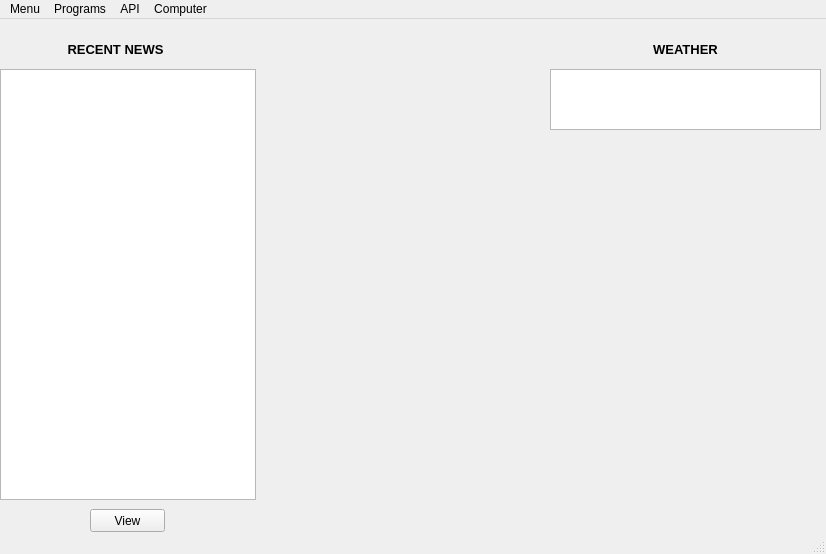
This is ui/main.ui in DaveLeroy64/desktop-gui as Qt 5 draws it before an edit. The edited form follows.
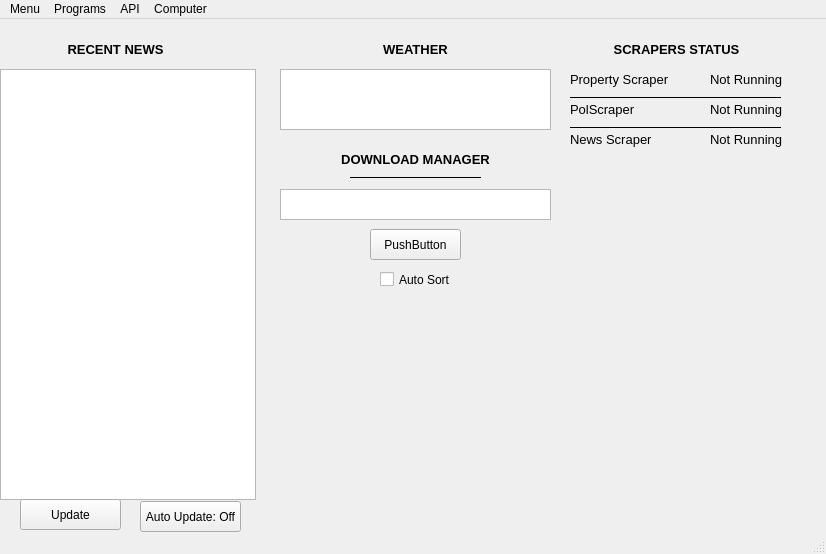
This is the edited form.

Commit message: DT add download manager and scraper status to main window, failed attempt at refresh thread for scraper statuses

```diff
--- a/ui/main.ui
+++ b/ui/main.ui
@@ -27,7 +27,7 @@
    <widget class="QTextBrowser" name="weather_text_browser">
     <property name="geometry">
      <rect>
-      <x>550</x>
+      <x>280</x>
       <y>50</y>
       <width>271</width>
       <height>61</height>
@@ -60,7 +60,7 @@
    <widget class="QLabel" name="weather_label">
     <property name="geometry">
      <rect>
-      <x>630</x>
+      <x>360</x>
       <y>20</y>
       <width>111</width>
       <height>21</height>
@@ -83,14 +83,295 @@
    <widget class="QPushButton" name="view_news_button">
     <property name="geometry">
      <rect>
-      <x>90</x>
-      <y>490</y>
-      <width>75</width>
-      <height>23</height>
+      <x>20</x>
+      <y>480</y>
+      <width>101</width>
+      <height>31</height>
      </rect>
     </property>
     <property name="text">
-     <string>View</string>
+     <string>Update</string>
+    </property>
+   </widget>
+   <widget class="QLabel" name="weather_label_2">
+    <property name="geometry">
+     <rect>
+      <x>340</x>
+      <y>130</y>
+      <width>151</width>
+      <height>21</height>
+     </rect>
+    </property>
+    <property name="font">
+     <font>
+      <pointsize>10</pointsize>
+      <weight>75</weight>
+      <bold>true</bold>
+     </font>
+    </property>
+    <property name="text">
+     <string>DOWNLOAD MANAGER</string>
+    </property>
+    <property name="alignment">
+     <set>Qt::AlignCenter</set>
+    </property>
+   </widget>
+   <widget class="Line" name="line">
+    <property name="geometry">
+     <rect>
+      <x>350</x>
+      <y>150</y>
+      <width>131</width>
+      <height>16</height>
+     </rect>
+    </property>
+    <property name="frameShadow">
+     <enum>QFrame::Plain</enum>
+    </property>
+    <property name="orientation">
+     <enum>Qt::Horizontal</enum>
+    </property>
+   </widget>
+   <widget class="QTableWidget" name="tableWidget">
+    <property name="geometry">
+     <rect>
+      <x>280</x>
+      <y>170</y>
+      <width>271</width>
+      <height>31</height>
+     </rect>
+    </property>
+   </widget>
+   <widget class="QPushButton" name="pushButton">
+    <property name="geometry">
+     <rect>
+      <x>370</x>
+      <y>210</y>
+      <width>91</width>
+      <height>31</height>
+     </rect>
+    </property>
+    <property name="text">
+     <string>PushButton</string>
+    </property>
+   </widget>
+   <widget class="QCheckBox" name="checkBox">
+    <property name="geometry">
+     <rect>
+      <x>380</x>
+      <y>250</y>
+      <width>71</width>
+      <height>21</height>
+     </rect>
+    </property>
+    <property name="text">
+     <string>Auto Sort</string>
+    </property>
+   </widget>
+   <widget class="QPushButton" name="view_news_button_2">
+    <property name="geometry">
+     <rect>
+      <x>140</x>
+      <y>482</y>
+      <width>101</width>
+      <height>31</height>
+     </rect>
+    </property>
+    <property name="text">
+     <string>Auto Update: Off</string>
+    </property>
+   </widget>
+   <widget class="QLabel" name="weather_label_3">
+    <property name="geometry">
+     <rect>
+      <x>610</x>
+      <y>20</y>
+      <width>151</width>
+      <height>21</height>
+     </rect>
+    </property>
+    <property name="font">
+     <font>
+      <pointsize>10</pointsize>
+      <weight>75</weight>
+      <bold>true</bold>
+     </font>
+    </property>
+    <property name="text">
+     <string> SCRAPERS STATUS</string>
+    </property>
+    <property name="alignment">
+     <set>Qt::AlignLeading|Qt::AlignLeft|Qt::AlignVCenter</set>
+    </property>
+   </widget>
+   <widget class="QLabel" name="weather_label_4">
+    <property name="geometry">
+     <rect>
+      <x>570</x>
+      <y>50</y>
+      <width>101</width>
+      <height>21</height>
+     </rect>
+    </property>
+    <property name="font">
+     <font>
+      <pointsize>10</pointsize>
+      <weight>50</weight>
+      <bold>false</bold>
+     </font>
+    </property>
+    <property name="text">
+     <string>Property Scraper</string>
+    </property>
+    <property name="alignment">
+     <set>Qt::AlignLeading|Qt::AlignLeft|Qt::AlignVCenter</set>
+    </property>
+   </widget>
+   <widget class="QLabel" name="weather_label_5">
+    <property name="geometry">
+     <rect>
+      <x>570</x>
+      <y>80</y>
+      <width>101</width>
+      <height>21</height>
+     </rect>
+    </property>
+    <property name="font">
+     <font>
+      <pointsize>10</pointsize>
+      <weight>50</weight>
+      <bold>false</bold>
+     </font>
+    </property>
+    <property name="text">
+     <string>PolScraper</string>
+    </property>
+    <property name="alignment">
+     <set>Qt::AlignLeading|Qt::AlignLeft|Qt::AlignVCenter</set>
+    </property>
+   </widget>
+   <widget class="QLabel" name="weather_label_6">
+    <property name="geometry">
+     <rect>
+      <x>570</x>
+      <y>110</y>
+      <width>101</width>
+      <height>21</height>
+     </rect>
+    </property>
+    <property name="font">
+     <font>
+      <pointsize>10</pointsize>
+      <weight>50</weight>
+      <bold>false</bold>
+     </font>
+    </property>
+    <property name="text">
+     <string>News Scraper</string>
+    </property>
+    <property name="alignment">
+     <set>Qt::AlignLeading|Qt::AlignLeft|Qt::AlignVCenter</set>
+    </property>
+   </widget>
+   <widget class="QLabel" name="weather_label_7">
+    <property name="geometry">
+     <rect>
+      <x>710</x>
+      <y>50</y>
+      <width>101</width>
+      <height>21</height>
+     </rect>
+    </property>
+    <property name="font">
+     <font>
+      <pointsize>10</pointsize>
+      <weight>50</weight>
+      <bold>false</bold>
+     </font>
+    </property>
+    <property name="text">
+     <string>Not Running</string>
+    </property>
+    <property name="alignment">
+     <set>Qt::AlignLeading|Qt::AlignLeft|Qt::AlignVCenter</set>
+    </property>
+   </widget>
+   <widget class="QLabel" name="weather_label_8">
+    <property name="geometry">
+     <rect>
+      <x>710</x>
+      <y>80</y>
+      <width>101</width>
+      <height>21</height>
+     </rect>
+    </property>
+    <property name="font">
+     <font>
+      <pointsize>10</pointsize>
+      <weight>50</weight>
+      <bold>false</bold>
+     </font>
+    </property>
+    <property name="text">
+     <string>Not Running</string>
+    </property>
+    <property name="alignment">
+     <set>Qt::AlignLeading|Qt::AlignLeft|Qt::AlignVCenter</set>
+    </property>
+   </widget>
+   <widget class="QLabel" name="weather_label_9">
+    <property name="geometry">
+     <rect>
+      <x>710</x>
+      <y>110</y>
+      <width>101</width>
+      <height>21</height>
+     </rect>
+    </property>
+    <property name="font">
+     <font>
+      <pointsize>10</pointsize>
+      <weight>50</weight>
+      <bold>false</bold>
+     </font>
+    </property>
+    <property name="text">
+     <string>Not Running</string>
+    </property>
+    <property name="alignment">
+     <set>Qt::AlignLeading|Qt::AlignLeft|Qt::AlignVCenter</set>
+    </property>
+   </widget>
+   <widget class="Line" name="line_2">
+    <property name="geometry">
+     <rect>
+      <x>570</x>
+      <y>70</y>
+      <width>211</width>
+      <height>16</height>
+     </rect>
+    </property>
+    <property name="frameShadow">
+     <enum>QFrame::Plain</enum>
+    </property>
+    <property name="orientation">
+     <enum>Qt::Horizontal</enum>
+    </property>
+   </widget>
+   <widget class="Line" name="line_3">
+    <property name="geometry">
+     <rect>
+      <x>570</x>
+      <y>100</y>
+      <width>211</width>
+      <height>16</height>
+     </rect>
+    </property>
+    <property name="frameShadow">
+     <enum>QFrame::Plain</enum>
+    </property>
+    <property name="orientation">
+     <enum>Qt::Horizontal</enum>
     </property>
    </widget>
   </widget>
```
The commit also changes 2 other files.
